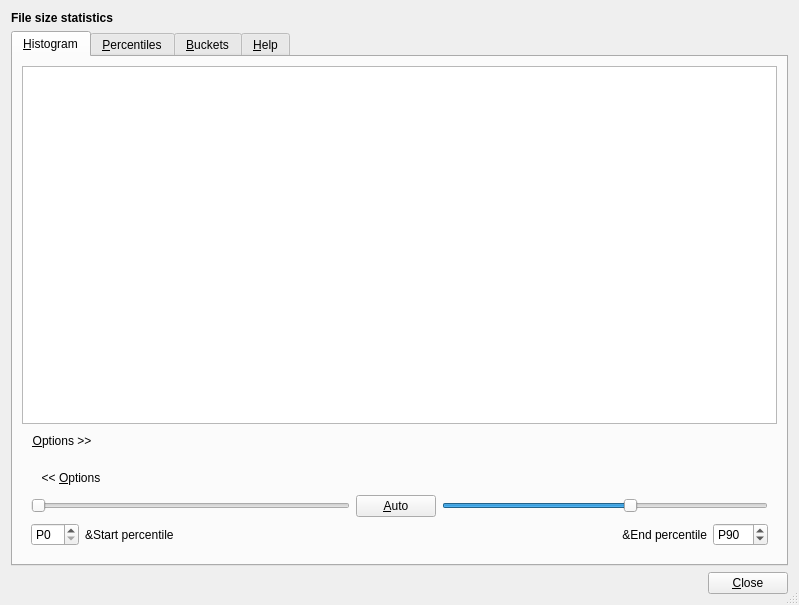
Lithopsian/qdirstat, file src/file-size-stats-window.ui: the form before one commit.
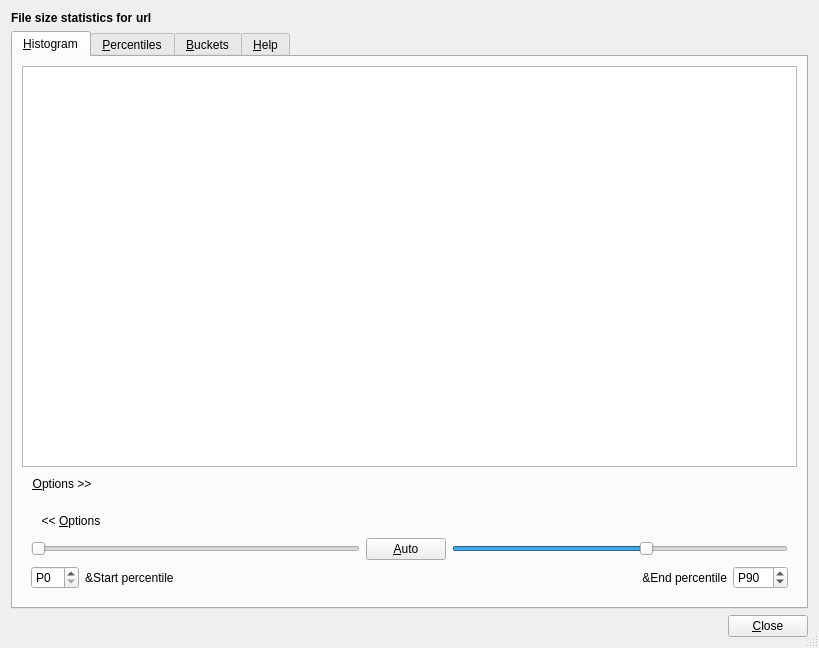
The form after the commit. Custom widgets are drawn as their Qt base class.

```diff
--- a/src/file-size-stats-window.ui
+++ b/src/file-size-stats-window.ui
@@ -6,8 +6,8 @@
    <rect>
     <x>0</x>
     <y>0</y>
-    <width>799</width>
-    <height>605</height>
+    <width>819</width>
+    <height>648</height>
    </rect>
   </property>
   <property name="windowTitle">
@@ -18,6 +18,11 @@
   </property>
   <layout class="QVBoxLayout" name="verticalLayout">
    <item>
+    <layout class="QHBoxLayout" name="horizontalLayout" stretch="0,1">
+     <property name="spacing">
+      <number>0</number>
+     </property>
+     <item>
     <widget class="QLabel" name="heading">
      <property name="font">
       <font>
@@ -26,9 +31,24 @@
       </font>
      </property>
      <property name="text">
-      <string>File size statistics</string>
-     </property>
-    </widget>
+        <string>File size statistics for </string>
+       </property>
+      </widget>
+     </item>
+     <item>
+      <widget class="QLabel" name="headingUrl">
+       <property name="font">
+        <font>
+         <weight>75</weight>
+         <bold>true</bold>
+        </font>
+       </property>
+       <property name="text">
+        <string>url</string>
+       </property>
+      </widget>
+     </item>
+    </layout>
    </item>
    <item>
     <widget class="QTabWidget" name="tabWidget">
@@ -66,14 +86,8 @@
        <item>
         <widget class="QWidget" name="optionsPanel" native="true">
          <layout class="QVBoxLayout" name="verticalLayout_2">
-          <item>
+          <item alignment="Qt::AlignLeft">
            <widget class="QPushButton" name="closeOptionsButton">
-            <property name="sizePolicy">
-             <sizepolicy hsizetype="Fixed" vsizetype="Fixed">
-              <horstretch>0</horstretch>
-              <verstretch>0</verstretch>
-             </sizepolicy>
-            </property>
             <property name="text">
              <string>&lt;&lt; &amp;Options</string>
             </property>
```
Left out of the diff: 4 changed lines with no effect on the pictures. Lines whose indentation alone changed are shown as unchanged.
